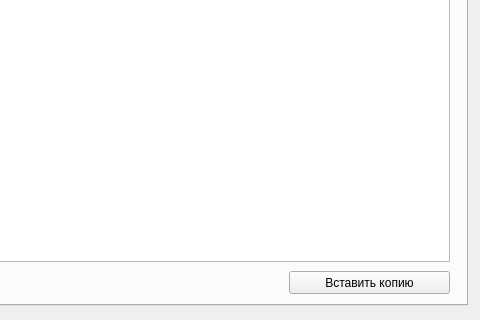
Above: settings.ui from alexeypertcev/ksu-ivt-nagruzka before the change; both pictures show x 93 to 573 and y 165 to 485 of the 573 by 485 pixel window. Below: the same form after it.
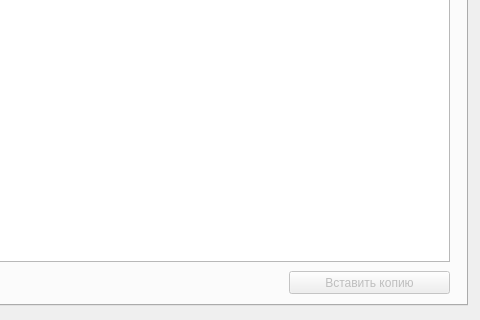
That is the form after the change.

Diff of the .ui file:
```diff
--- a/settings.ui
+++ b/settings.ui
@@ -131,6 +131,9 @@
      </attribute>
     </widget>
     <widget class="QPushButton" name="pushButton">
+     <property name="enabled">
+      <bool>false</bool>
+     </property>
      <property name="geometry">
       <rect>
        <x>370</x>
```
